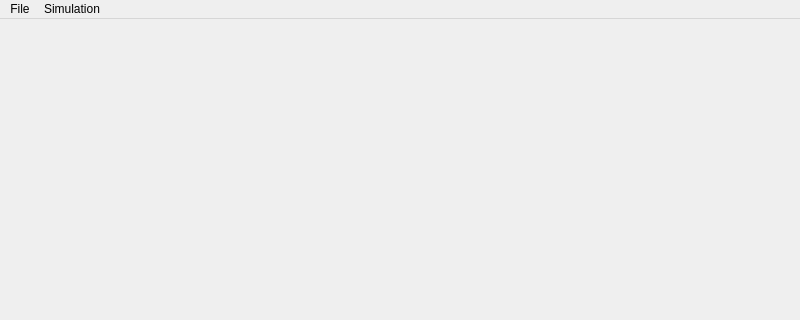
First picture: the form in components/missionDSR/src/mainUI.ui, repository robocomp/dsr-graph, before the edit; both pictures show x 0 to 800 and y 0 to 320 of the 800 by 600 pixel window.
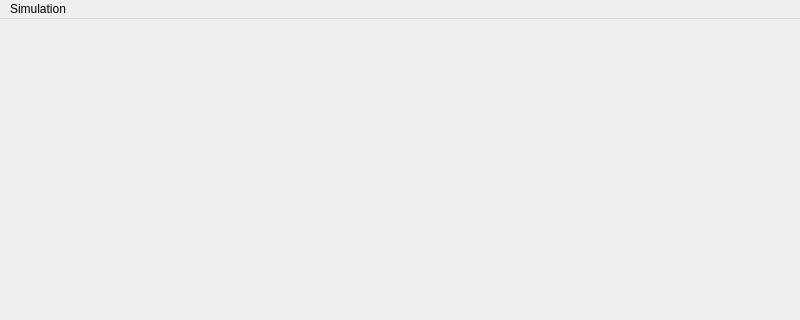
Second picture: the form after the edit.

Commit message: [several agents] Remove old menu file

What changed in the file:
```diff
--- a/components/missionDSR/src/mainUI.ui
+++ b/components/missionDSR/src/mainUI.ui
@@ -40,23 +40,16 @@
       <rect>
        <x>0</x>
        <y>0</y>
-       <width>780</width>
-       <height>25</height>
-      </rect>
-     </property>
-     <widget class="QMenu" name="menuFile">
-      <property name="title">
-       <string>File</string>
-      </property>
-      <addaction name="actionSave"/>
-     </widget>
+     <width>800</width>
+     <height>22</height>
+    </rect>
+   </property>
      <widget class="QMenu" name="menuSimulation">
       <property name="title">
        <string>Simulation</string>
       </property>
       <addaction name="actionStart_Stop"/>
      </widget>
-     <addaction name="menuFile"/>
      <addaction name="menuSimulation"/>
     </widget>
     <widget class="QStatusBar" name="statusbar"/>
```
Lines whose indentation alone changed are shown as unchanged. The commit also changes 8 other files.
